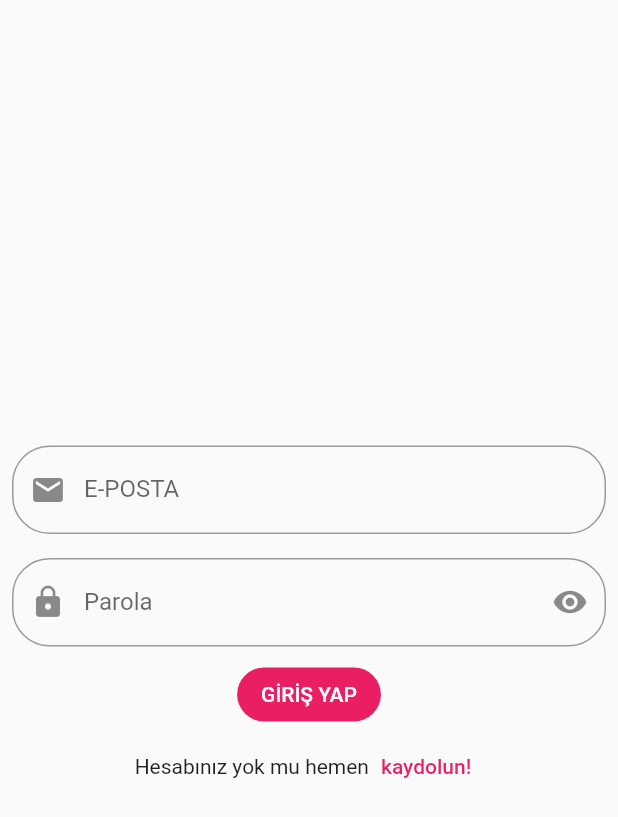
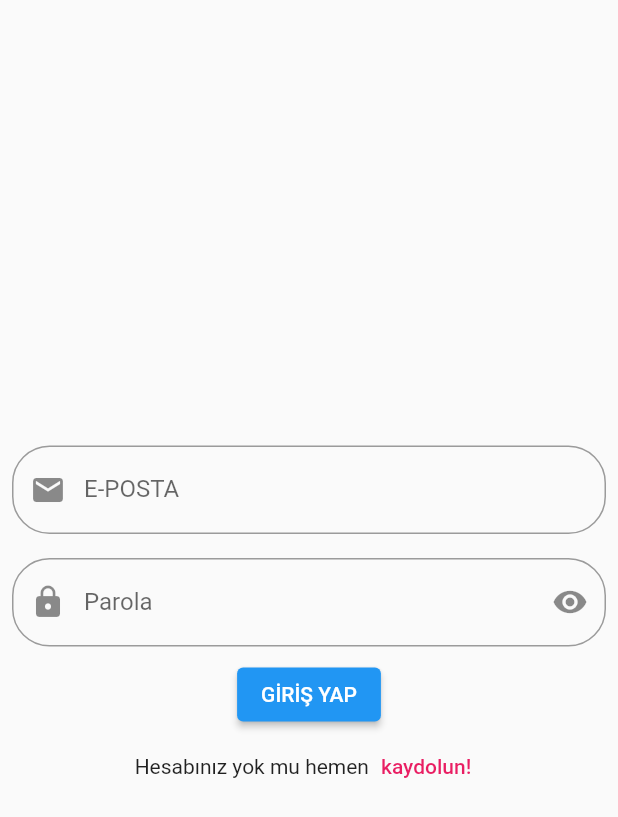
Before and after one commit to abdullah017/fit_diyet_login_ui, a Flutter app: the screen it shows after launch, on a phone screen of 412 x 824 dp. Shown: the top 817 px of the screen. Run offline on Flutter 3.47's test engine with Material 2 defaults, Android fonts, the phone set to English and light mode, and no system bars; our stand-ins replace flutter_rating_bar, flutter_svg, google_fonts.

Commit message:
hatalar giderildi

```diff
--- a/lib/views/auth/login.dart
+++ b/lib/views/auth/login.dart
@@ -1,7 +1,6 @@
 import 'package:doctor_consultant_mobile_app/views/auth/register.dart';
 import 'package:doctor_consultant_mobile_app/views/home.dart';
 import 'package:flutter/material.dart';
-import 'package:firebase_auth/firebase_auth.dart';
 
 class LoginView extends StatefulWidget {
   @override
@@ -10,7 +9,6 @@ class LoginView extends StatefulWidget {
 
 class _LoginViewState extends State<LoginView> {
   String _email, _password;
-  final FirebaseAuth auth = FirebaseAuth.instance;
 
   bool _obscureText = true;
   void _toggle() {
@@ -21,7 +19,9 @@ class _LoginViewState extends State<LoginView> {
 
   @override
   Widget build(BuildContext context) {
-    return Scaffold(
+    return MaterialApp(
+      debugShowCheckedModeBanner: false,
+      home: Scaffold(
         body: Column(
           mainAxisAlignment: MainAxisAlignment.center,
           children: [
@@ -80,22 +80,15 @@ class _LoginViewState extends State<LoginView> {
                 ],
               ),
             ),
-          FlatButton(
+            ElevatedButton(
               onPressed: () {
-              auth
-                  .signInWithEmailAndPassword(
-                      email: _email, password: _password)
-                  .then((_) {
                 Navigator.of(context).pushReplacement(
                     MaterialPageRoute(builder: (context) => HomeView()));
-              });
               },
               child: Text(
                 'GİRİŞ YAP',
                 style: TextStyle(color: Colors.white),
               ),
-            color: Colors.pink,
-            shape: StadiumBorder(),
             ),
             Row(
               mainAxisAlignment: MainAxisAlignment.center,
@@ -103,8 +96,10 @@ class _LoginViewState extends State<LoginView> {
                 Text('Hesabınız yok mu hemen'),
                 TextButton(
                   onPressed: () {
-                  Navigator.push(context,
-                      MaterialPageRoute(builder: (context) => RegisterView()));
+                    Navigator.push(
+                        context,
+                        MaterialPageRoute(
+                            builder: (context) => RegisterView()));
                   },
                   child: Text(
                     'kaydolun!',
@@ -115,6 +110,7 @@ class _LoginViewState extends State<LoginView> {
             ),
           ],
         ),
+      ),
     );
   }
 }
--- a/lib/widgets/consultation_card.dart
+++ b/lib/widgets/consultation_card.dart
@@ -34,7 +34,8 @@ class ConsultationCard extends StatelessWidget {
                 ),
                 child: Text(
                   "\$${consultation.price}",
-                  style: theme.textTheme.subtitle1.copyWith(color: Colors.white),
+                  style:
+                      theme.textTheme.subtitle1.copyWith(color: Colors.white),
                 ),
               ),
             ),
@@ -47,7 +48,7 @@ class ConsultationCard extends StatelessWidget {
                 child: Column(
                   crossAxisAlignment: CrossAxisAlignment.start,
                   children: <Widget>[
-                    Text(consultation.title, style: theme.textTheme.headline3),
+                    Text(consultation.title, style: theme.textTheme.headline5),
                     SizedBox(height: 15.0),
                     Expanded(
                       child: Row(
--- a/lib/widgets/specialist_card.dart
+++ b/lib/widgets/specialist_card.dart
@@ -30,7 +30,8 @@ class SpecialistCard extends StatelessWidget {
           Text(
             name,
             textAlign: TextAlign.center,
-            style: theme.textTheme.headline3.copyWith(height: 1.0,color: Colors.white),
+            style: theme.textTheme.headline5
+                .copyWith(height: 1.0, color: Colors.white),
           ),
           SizedBox(height: 5.0),
           Text("$doctor Doctors",
--- a/pubspec.yaml
+++ b/pubspec.yaml
@@ -13,13 +13,11 @@ dependencies:
     sdk: flutter
   flutter_svg: ^0.19.0
   google_fonts: ^1.1.0
-  provider: ^4.3.2+2
+
   cupertino_icons: ^0.1.3
   flutter_rating_bar:
   salomon_bottom_bar:
   http:
-  firebase_core:
-  firebase_auth:
 
 
 
```
Also changed, not shown: lib/main.dart (+5 -9 lines), lib/views/auth/register.dart (+2 -6 lines), lib/views/doctor_detail.dart (+14 -6 lines), lib/views/doctor_list.dart (+9 -8 lines), lib/views/home.dart (+11 -9 lines), lib/widgets/doctor_card.dart (+4 -8 lines), lib/widgets/search_box.dart (+12 -0 lines), pubspec.lock. Lines whose indentation alone changed are shown as unchanged.
